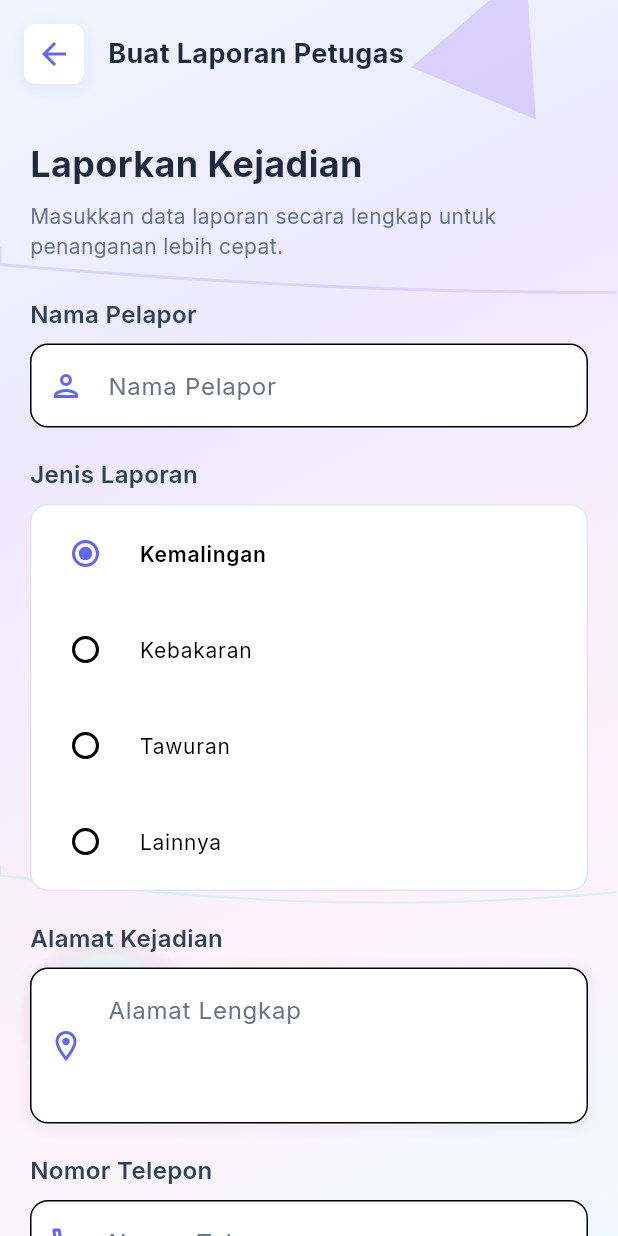
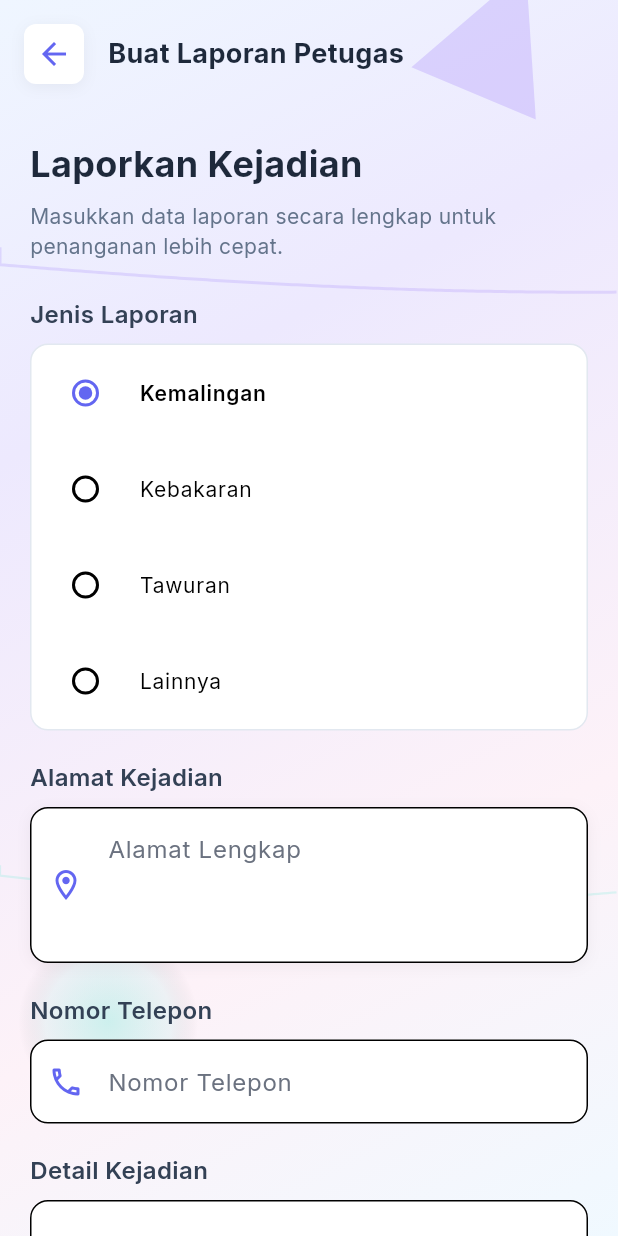
Before and after one commit to Vanszs/Aplikasi_Pintar_Petugas, a Flutter app: the OfficerReportFormScreen screen opened by its route, on a phone screen of 412 x 824 dp. Run offline on Flutter 3.47's test engine with Material 3 defaults, Android fonts, the phone set to English and light mode, and no system bars; drawn by our look-alikes of flutter_animate; our stand-ins replace flutter_riverpod, go_router, google_fonts, lottie, shared_preferences, socket_io_client; accounts and stored records are empty.

Commit message:
fix: style rw fix

```diff
--- a/lib/screens/officer_report_form_screen.dart
+++ b/lib/screens/officer_report_form_screen.dart
@@ -5,6 +5,7 @@ import 'package:go_router/go_router.dart';
 import 'package:google_fonts/google_fonts.dart';
 import 'package:flutter_animate/flutter_animate.dart';
 import '../providers/report_provider.dart';
+import '../providers/auth_provider.dart';
 import '../widgets/gradient_background.dart';
 
 class OfficerReportFormScreen extends ConsumerStatefulWidget {
@@ -21,7 +22,6 @@ class _OfficerReportFormScreenState extends ConsumerState<OfficerReportFormScree
   final _phoneController = TextEditingController();
   final _detailController = TextEditingController();
   final _customJenisLaporanController = TextEditingController();
-  final _reporterNameController = TextEditingController();
 
   String _selectedJenisLaporan = 'kemalingan';
   String _selectedRW = '01';
@@ -38,7 +38,6 @@ class _OfficerReportFormScreenState extends ConsumerState<OfficerReportFormScree
     _phoneController.dispose();
     _detailController.dispose();
     _customJenisLaporanController.dispose();
-    _reporterNameController.dispose();
     super.dispose();
   }
 
@@ -69,11 +68,13 @@ class _OfficerReportFormScreenState extends ConsumerState<OfficerReportFormScree
       }
 
       // Show debug logs to check values before sending
-      debugPrint('Sending report with name: ${_reporterNameController.text}');
+      final user = ref.read(authProvider).user;
+      final userName = user?.name ?? 'Petugas';
+      debugPrint('Sending report with name: $userName');
       debugPrint('Sending report with detail: ${_detailController.text}');
 
       final success = await ref.read(reportProvider.notifier).sendPetugasReport(
-        name: _reporterNameController.text,
+        name: userName,
         address: _addressController.text,
         phone: phoneNumber,
         jenisLaporan: jenisLaporan,
@@ -190,9 +191,7 @@ class _OfficerReportFormScreenState extends ConsumerState<OfficerReportFormScree
                     children: [
                       _buildHeader().animate().fadeIn(duration: 400.ms).slideY(begin: 0.1, end: 0),
                       const SizedBox(height: 24),
-                      _buildReporterNameSection().animate(delay: 100.ms).fadeIn(duration: 400.ms).slideY(begin: 0.1, end: 0),
-                      const SizedBox(height: 20),
-                      _buildJenisLaporanSection().animate(delay: 200.ms).fadeIn(duration: 400.ms).slideY(begin: 0.1, end: 0),
+                      _buildJenisLaporanSection().animate(delay: 100.ms).fadeIn(duration: 400.ms).slideY(begin: 0.1, end: 0),
                       const SizedBox(height: 20),
                       _buildAddressSection().animate(delay: 300.ms).fadeIn(duration: 400.ms).slideY(begin: 0.1, end: 0),
                       const SizedBox(height: 20),
@@ -201,8 +200,6 @@ class _OfficerReportFormScreenState extends ConsumerState<OfficerReportFormScree
                       _buildDetailSection().animate(delay: 500.ms).fadeIn(duration: 400.ms).slideY(begin: 0.1, end: 0),
                       const SizedBox(height: 20),
                       _buildRWSelector().animate(delay: 600.ms).fadeIn(duration: 400.ms).slideY(begin: 0.1, end: 0),
-                      const SizedBox(height: 20),
-                      _buildNameSection().animate(delay: 700.ms).fadeIn(duration: 400.ms).slideY(begin: 0.1, end: 0),
                       const SizedBox(height: 32),
                       if (_errorMessage != null) _buildErrorMessage().animate().fadeIn(duration: 300.ms),
                       _buildSubmitButton().animate(delay: 800.ms).fadeIn(duration: 500.ms).slideY(begin: 0.2, end: 0),
@@ -536,6 +533,8 @@ class _OfficerReportFormScreenState extends ConsumerState<OfficerReportFormScree
                   child: DropdownButton<String>(
                     value: _selectedRW,
                     isExpanded: true,
+                    menuMaxHeight: 300, // Make menu scrollable with fixed height
+                    isDense: true, // More compact dropdown
                     icon: const Icon(Icons.keyboard_arrow_down, color: Color(0xFF6366F1)),
                     items: _rwOptions
                         .map((rw) => DropdownMenuItem(
@@ -548,7 +547,8 @@ class _OfficerReportFormScreenState extends ConsumerState<OfficerReportFormScree
                                 ),
                               ),
                             ))
-                        .toList(),                                  onChanged: (value) {
+                        .toList(),
+                    onChanged: (value) {
                       if (value == null) return;
 
                       setState(() {
@@ -563,90 +563,6 @@ class _OfficerReportFormScreenState extends ConsumerState<OfficerReportFormScree
               ),
             ],
           ),
-        ),
-      ],
-    );
-  }
-
-  Widget _buildNameSection() {
-    return Column(
-      crossAxisAlignment: CrossAxisAlignment.start,
-      children: [
-        Text(
-          'Nama Pelapor',
-          style: GoogleFonts.inter(
-            fontSize: 16,
-            fontWeight: FontWeight.w600,
-            color: const Color(0xFF334155),
-          ),
-        ),
-        const SizedBox(height: 8),
-        TextFormField(
-          controller: _reporterNameController,
-          decoration: InputDecoration(
-            labelText: 'Nama Lengkap',
-            hintText: 'Masukkan nama pelapor',
-            filled: true,
-            fillColor: Colors.white,
-            border: OutlineInputBorder(
-              borderRadius: BorderRadius.circular(12),
-              borderSide: const BorderSide(color: Color(0xFFE2E8F0)),
-            ),
-            focusedBorder: OutlineInputBorder(
-              borderRadius: BorderRadius.circular(12),
-              borderSide: const BorderSide(color: Color(0xFF6366F1), width: 2),
-            ),
-            prefixIcon: const Icon(Icons.person_outline, color: Color(0xFF6366F1)),
-          ),
-          textCapitalization: TextCapitalization.words,
-          validator: (value) {
-            if (value == null || value.isEmpty) {
-              return 'Nama pelapor harus diisi';
-            }
-            return null;
-          },
-        ),
-      ],
-    );
-  }
-
-  Widget _buildReporterNameSection() {
-    return Column(
-      crossAxisAlignment: CrossAxisAlignment.start,
-      children: [
-        Text(
-          'Nama Pelapor',
-          style: GoogleFonts.inter(
-            fontSize: 16,
-            fontWeight: FontWeight.w600,
-            color: const Color(0xFF334155),
-          ),
-        ),
-        const SizedBox(height: 8),
-        TextFormField(
-          controller: _reporterNameController,
-          decoration: InputDecoration(
-            labelText: 'Nama Pelapor',
-            hintText: 'Masukkan nama pelapor',
-            filled: true,
-            fillColor: Colors.white,
-            border: OutlineInputBorder(
-              borderRadius: BorderRadius.circular(12),
-              borderSide: const BorderSide(color: Color(0xFFE2E8F0)),
-            ),
-            focusedBorder: OutlineInputBorder(
-              borderRadius: BorderRadius.circular(12),
-              borderSide: const BorderSide(color: Color(0xFF6366F1), width: 2),
-            ),
-            prefixIcon: const Icon(Icons.person_outlined, color: Color(0xFF6366F1)),
-          ),
-          validator: (value) {
-            if (value == null || value.isEmpty) {
-              return 'Nama pelapor harus diisi';
-            }
-            return null;
-          },
-          textCapitalization: TextCapitalization.words,
         ),
       ],
     );
--- a/lib/screens/report_detail_screen.dart
+++ b/lib/screens/report_detail_screen.dart
@@ -301,6 +301,8 @@ class _ReportDetailScreenState extends ConsumerState<ReportDetailScreen> {
               _buildInfoRow('ID Laporan', '#${report.id}'),
               _buildInfoRow('Tanggal', report.formattedDate()),
               _buildInfoRow('Alamat', report.address),
+              if (report.detailLaporan != null && report.detailLaporan!.isNotEmpty)
+                _buildInfoRow('Deskripsi Kejadian', report.detailLaporan!),
             ],
           ).animate().fadeIn(delay: const Duration(milliseconds: 100)).slideY(begin: 0.2),
 
--- a/lib/services/api.dart
+++ b/lib/services/api.dart
@@ -731,6 +731,7 @@ class ApiService {
           userName: reportJson['reporter_name'] ?? reportJson['name'] ?? 'Tidak diketahui',
           phone: reportJson['phone'],
           jenisLaporan: reportJson['jenis_laporan'],
+          detailLaporan: reportJson['detail_laporan'],
         );
 
         developer.log('Report detail fetched successfully for ID: $reportId', name: 'ApiService');
```
